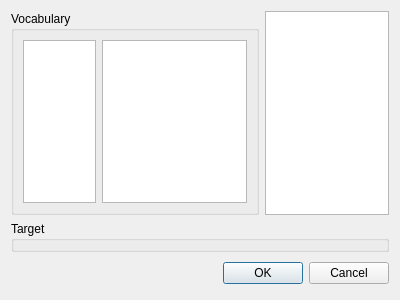
Above: source/vocabularymanagerdialog/wordsexportdialog.ui from martin-kudlicka/vocabulary-master before the change. Below: the same form after it.
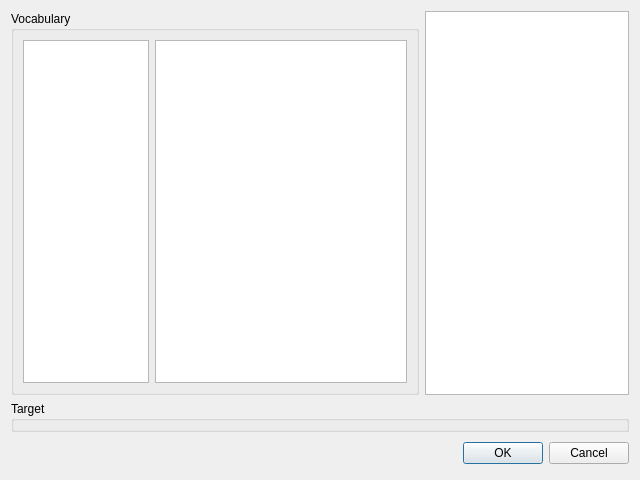
That is the form after the change.

Commit message: + fields in export dialog

The edit to the form file:
```diff
--- a/source/vocabularymanagerdialog/wordsexportdialog.ui
+++ b/source/vocabularymanagerdialog/wordsexportdialog.ui
@@ -6,8 +6,8 @@
    <rect>
     <x>0</x>
     <y>0</y>
-    <width>400</width>
-    <height>300</height>
+    <width>640</width>
+    <height>480</height>
    </rect>
   </property>
   <property name="windowTitle">
```
Left out of the diff: 6 changed lines with no effect on the pictures. The commit also changes 5 other files.
